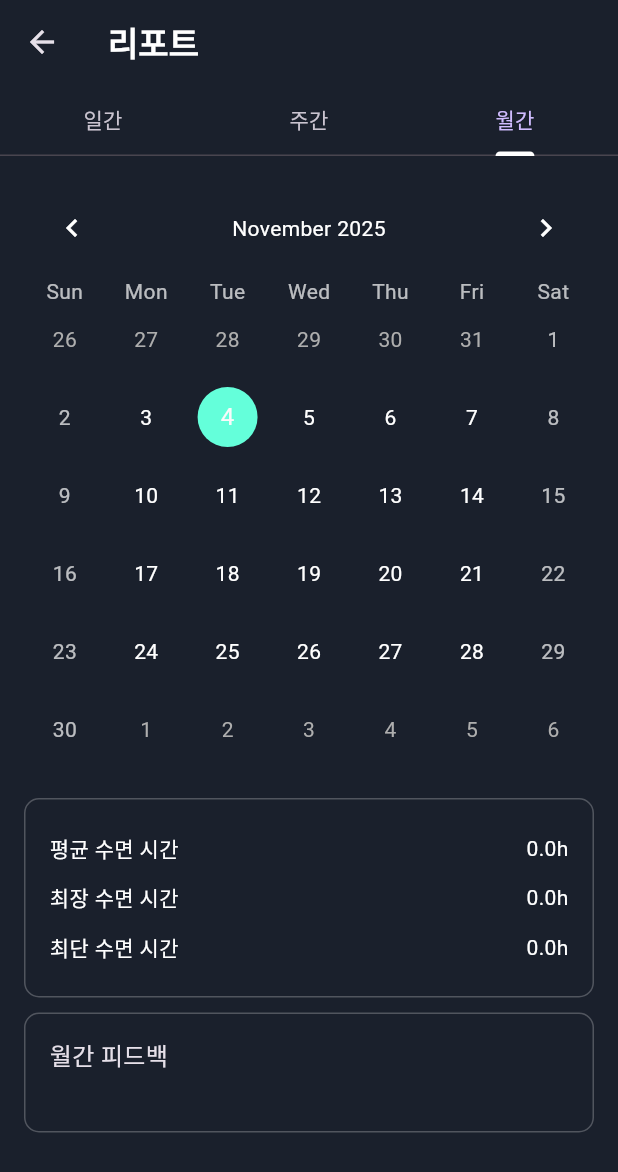
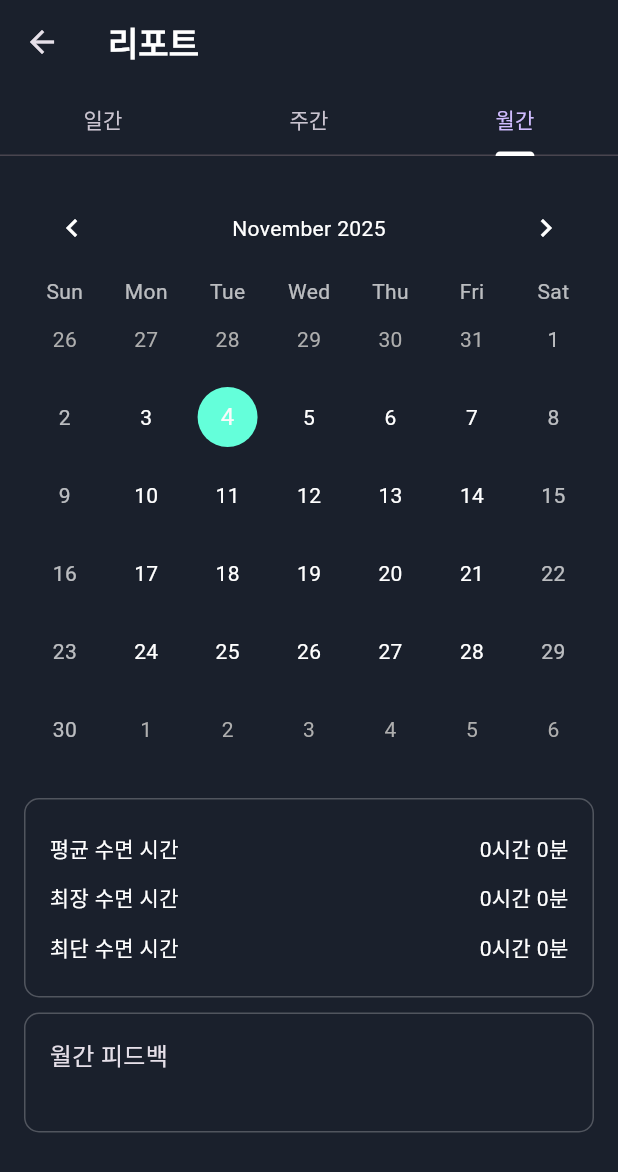
Before and after one commit to yoyohanyy/digital_health_care, a Flutter app: the ReportPage screen opened directly, tab 3 chosen, on a phone screen of 412 x 824 dp. Shown: the top 1172 px of the screen. Run offline on Flutter 3.47's test engine with Material 3 defaults, Android fonts, the light colour scheme and no system bars; drawn by our look-alikes of table_calendar; our stand-ins replace cloud_firestore, firebase_core, fl_chart, percent_indicator, shared_preferences; missing offline and left inert: health, kakao_flutter_sdk, kakao_flutter_sdk_user; accounts and stored records are empty.

Commit message:
리포트 페이지 일부 수정

```diff
--- a/lib/page/reportPage.dart
+++ b/lib/page/reportPage.dart
@@ -85,6 +85,7 @@ class _ReportPageState extends State<ReportPage>
             ? (24 * 60 - bedTimeMinutes) + wakeUpMinutes
             : wakeUpMinutes - bedTimeMinutes;
 
+    if (!mounted) return;
     setState(() {
       _targetSleepTimeString =
           '${_formatTimeOfDay(bedTime)} - ${_formatTimeOfDay(wakeUpTime)}';
@@ -170,6 +171,7 @@ class _ReportPageState extends State<ReportPage>
       listen: false,
     );
     await sleepProvider.fetchRecords(userProvider.user!.id, days: 30);
+    if (!mounted) return;
     setState(() {
       _isLoading = false;
     });
@@ -222,7 +224,7 @@ class _ReportPageState extends State<ReportPage>
         (rec) => _isSameDay(rec.date, day),
         orElse: () => SleepRecord.empty(day),
       );
-      weeklySleep[day] = r.totalHours.toDouble();
+      weeklySleep[day] = r.totalHours.toDouble() / 60;
     }
 
     return Scaffold(
@@ -272,6 +274,24 @@ class _ReportPageState extends State<ReportPage>
             : 0.0;
     final String percentText = "${(sleepPercent * 100).toStringAsFixed(0)}%";
 
+    final int percentScore = (sleepPercent * 100).toInt();
+    Color sleepColor;
+
+    // 1. 과수면(9시간 초과)을 가장 먼저 체크합니다.
+    // _totalHours는 HealthService에서 가져온 시간(double) 값입니다.
+    if (_totalHours > 9.0) {
+      sleepColor = Colors.yellow[700]!; // 과수면 (경고)
+    }
+    // 2. 퍼센트 기준으로 나머지 상태를 체크합니다.
+    else if (percentScore >= 76) {
+      sleepColor = Colors.blue[400]!; // 76-100: 매우 좋음
+    } else if (percentScore >= 51) {
+      sleepColor = Colors.green; // 51-75: 좋음
+    } else if (percentScore >= 26) {
+      sleepColor = Colors.orange[600]!; // 26-50: 나쁨
+    } else {
+      sleepColor = Colors.red[600]!; // 0-25: 매우 나쁨
+    }
     return SingleChildScrollView(
       padding: const EdgeInsets.all(16),
       child: Column(
@@ -365,7 +385,7 @@ class _ReportPageState extends State<ReportPage>
               percentText,
               style: const TextStyle(fontSize: 22, fontWeight: FontWeight.bold),
             ),
-            progressColor: const Color(0xFFAEC6CF),
+            progressColor: sleepColor,
             backgroundColor: Colors.white24,
             circularStrokeCap: CircularStrokeCap.round,
           ),
@@ -407,6 +427,24 @@ class _ReportPageState extends State<ReportPage>
   // ---------------- Weekly Report ----------------
   Widget _buildWeeklyReport(Map<DateTime, double> weeklySleep) {
     DateTime weekStart = _currentWeekStart;
+
+    final validSleepValues = weeklySleep.values.where((v) => v > 0).toList();
+
+    double avgSleepHours = 0.0;
+    double maxSleepHours = 0.0;
+    double minSleepHours = 0.0;
+
+    if (validSleepValues.isNotEmpty) {
+      avgSleepHours =
+          validSleepValues.reduce((a, b) => a + b) / validSleepValues.length;
+      maxSleepHours = validSleepValues.reduce((a, b) => a > b ? a : b);
+      minSleepHours = validSleepValues.reduce((a, b) => a < b ? a : b);
+    }
+
+    final String avgSleepString = _formatDuration(avgSleepHours * 60.0);
+    final String maxSleepString = _formatDuration(maxSleepHours * 60.0);
+    final String minSleepString = _formatDuration(minSleepHours * 60.0);
+
     return Padding(
       padding: const EdgeInsets.all(16.0),
       child: Column(
@@ -496,16 +534,35 @@ class _ReportPageState extends State<ReportPage>
                         barGroups: List.generate(7, (i) {
                           DateTime date = weekStart.add(Duration(days: i));
                           double sleepHours = weeklySleep[date] ?? 0.0;
-                          return _barData(i, sleepHours);
+                          Color barColor;
+                          double sleepPercent =
+                              (_targetSleepDurationHours > 0)
+                                  ? (sleepHours / _targetSleepDurationHours)
+                                      .clamp(0.0, 1.0)
+                                  : 0.0;
+                          final int percentScore = (sleepPercent * 100).toInt();
+                          if (sleepHours > 9.0) {
+                            barColor = Colors.yellow[700]!; // 과수면
+                          } else if (percentScore >= 76) {
+                            barColor = Colors.blue[400]!; // 매우 좋음
+                          } else if (percentScore >= 51) {
+                            barColor = Colors.green; // 좋음
+                          } else if (percentScore >= 26) {
+                            barColor = Colors.orange[600]!; // 나쁨
+                          } else {
+                            barColor = Colors.red[600]!; // 매우 나쁨
+                          }
+
+                          return _barData(i, sleepHours, barColor: barColor);
                         }),
                       ),
                     ),
           ),
           const SizedBox(height: 20),
           _infoCard([
-            _infoRow("평균 수면 시간", "5h 30m"),
-            _infoRow("가장 긴 수면", "1:07 AM - 8:30 AM"),
-            _infoRow("가장 짧은 수면", "3:07 AM - 9:00 AM"),
+            _infoRow("평균 수면 시간", avgSleepString),
+            _infoRow("가장 긴 수면", maxSleepString),
+            _infoRow("가장 짧은 수면", minSleepString),
             _infoRow("평균 수면 만족도", "보통"),
           ]),
           const SizedBox(height: 10),
@@ -517,13 +574,13 @@ class _ReportPageState extends State<ReportPage>
     );
   }
 
-  BarChartGroupData _barData(int x, double y, {bool highlighted = false}) {
+  BarChartGroupData _barData(int x, double y, {required Color barColor}) {
     return BarChartGroupData(
       x: x,
       barRods: [
         BarChartRodData(
           toY: y,
-          color: highlighted ? const Color(0xFFAEC6CF) : Colors.grey[600],
+          color: barColor,
           width: 18,
           borderRadius: BorderRadius.circular(6),
         ),
@@ -537,14 +594,23 @@ class _ReportPageState extends State<ReportPage>
     final sleepProvider = Provider.of<SleepRecordProvider>(context);
     final records = sleepProvider.records;
 
-    final now = DateTime.now();
-    final firstDayOfMonth = DateTime(now.year, now.month, 1);
-    final daysInMonth = DateTime(now.year, now.month + 1, 0).day;
+    //final now = DateTime.now();
+    final firstDayOfMonth = DateTime(
+      _selectedDate.year,
+      _selectedDate.month,
+      1,
+    );
+    final daysInMonth =
+        DateTime(_selectedDate.year, _selectedDate.month + 1, 0).day;
 
     // 월간 Map 생성 (시간 제거)
     Map<DateTime, double> monthlySleep = {};
     for (int i = 0; i < daysInMonth; i++) {
-      DateTime day = DateTime(now.year, now.month, 1).add(Duration(days: i));
+      DateTime day = DateTime(
+        _selectedDate.year,
+        _selectedDate.month,
+        1,
+      ).add(Duration(days: i));
       final record = records.firstWhere(
         (r) =>
             r.date.year == day.year &&
@@ -553,7 +619,7 @@ class _ReportPageState extends State<ReportPage>
         orElse: () => SleepRecord.empty(day),
       );
       monthlySleep[DateTime(day.year, day.month, day.day)] =
-          record.totalHours.toDouble();
+          record.totalHours.toDouble() / 60;
     }
 
     // 월간 통계 계산
@@ -570,6 +636,10 @@ class _ReportPageState extends State<ReportPage>
         sleepValues.isNotEmpty
             ? sleepValues.reduce((a, b) => a < b ? a : b)
             : 0.0;
+
+    final String avgSleepString = _formatDuration(avgSleep * 60.0);
+    final String maxSleepString = _formatDuration(maxSleep * 60.0);
+    final String minSleepString = _formatDuration(minSleep * 60.0);
 
     return SingleChildScrollView(
       padding: const EdgeInsets.all(16),
@@ -617,13 +687,37 @@ class _ReportPageState extends State<ReportPage>
                 DateTime key = DateTime(day.year, day.month, day.day);
                 double sleepHours = monthlySleep[key] ?? 0.0;
                 if (sleepHours > 0) {
+                  Color sleepColor;
+                  double sleepPercent =
+                      (_targetSleepDurationHours > 0)
+                          ? (sleepHours / _targetSleepDurationHours).clamp(
+                            0.0,
+                            1.0,
+                          )
+                          : 0.0;
+                  final int percentScore = (sleepPercent * 100).toInt();
+
+                  // 1. 과수면(9시간 초과) 체크
+                  if (sleepHours > 9.0) {
+                    sleepColor = Colors.yellow[700]!; // 과수면
+                  }
+                  // 2. 퍼센트 기준 체크
+                  else if (percentScore >= 76) {
+                    sleepColor = Colors.blue[400]!; // 매우 좋음
+                  } else if (percentScore >= 51) {
+                    sleepColor = Colors.green; // 좋음
+                  } else if (percentScore >= 26) {
+                    sleepColor = Colors.orange[600]!; // 나쁨
+                  } else {
+                    sleepColor = Colors.red[600]!; // 매우 나쁨
+                  }
                   return Positioned(
                     bottom: 1,
                     child: Container(
                       width: 20,
                       height: 4,
                       decoration: BoxDecoration(
-                        color: Colors.tealAccent,
+                        color: sleepColor,
                         borderRadius: BorderRadius.circular(2),
                       ),
                     ),
@@ -636,9 +730,9 @@ class _ReportPageState extends State<ReportPage>
           const SizedBox(height: 20),
           // 월간 통계 카드
           _infoCard([
-            _infoRow("평균 수면 시간", "${avgSleep.toStringAsFixed(1)}h"),
-            _infoRow("최장 수면 시간", "${maxSleep.toStringAsFixed(1)}h"),
-            _infoRow("최단 수면 시간", "${minSleep.toStringAsFixed(1)}h"),
+            _infoRow("평균 수면 시간", avgSleepString),
+            _infoRow("최장 수면 시간", maxSleepString),
+            _infoRow("최단 수면 시간", minSleepString),
           ]),
           const SizedBox(height: 10),
           // 월간 피드백 카드
@@ -663,7 +757,7 @@ class _ReportPageState extends State<ReportPage>
     final int minutes = totalMinutes % 60;
 
     // 4. "5시간 28분" 형태로 문자열을 만듭니다.
-    return "${hours}시간 ${minutes}분";
+    return "$hours시간 $minutes분";
   }
 
   Widget _infoCard(List<Widget> children, {double? height}) {
```
Also changed, not shown: lib/page/homePage.dart (+52 -50 lines).
